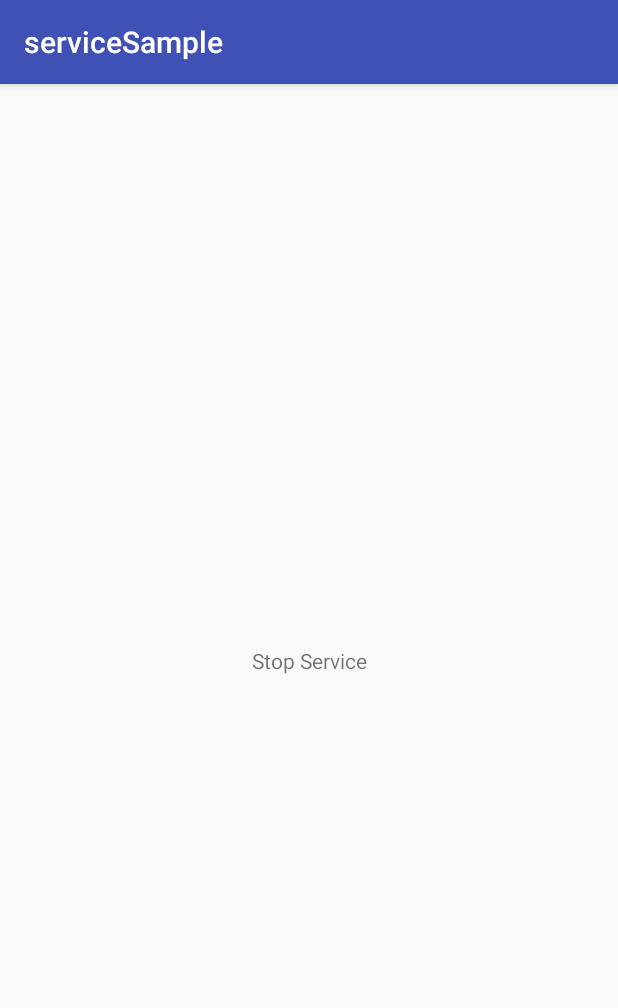
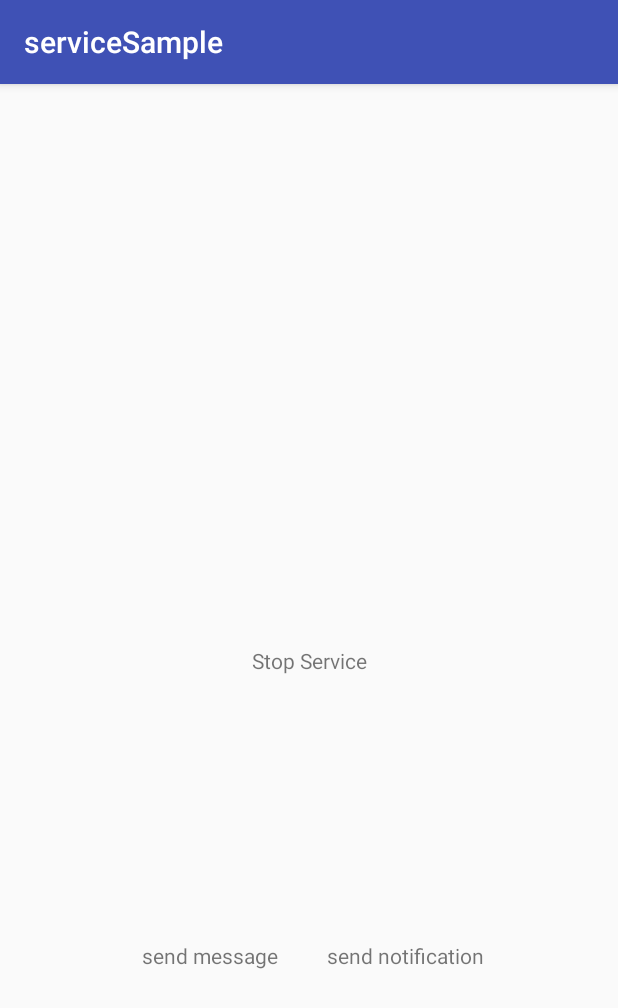
Before and after one commit to doberan/serviceSample, an Android app: the screen it shows after launch (MainActivity), after a tap on "Start Service", on a phone screen of 412 x 824 dp. Shown: the top 1008 px of the screen. Run offline under Robolectric (Android 15) with nearby library versions, the phone set to English and light mode, and no system bars.

Commit message:
serviceを介してみた

```diff
--- /dev/null
+++ b/app/src/main/java/com/doberan/study/servicesample/ApplicationController.java
@@ -0,0 +1,23 @@
+package com.doberan.study.servicesample;
+
+import android.app.Application;
+import android.widget.Toast;
+
+/*
+* This software is contributed or developed by KYOCERA Corporation.
+* (C) 2018 KYOCERA Corporation
+*/
+public class ApplicationController extends Application {
+    private static ApplicationController sInstance;
+
+    @Override
+    public void onCreate() {
+        super.onCreate();
+        Toast.makeText(getApplicationContext(),"Application Context onCreate",Toast.LENGTH_SHORT).show();
+        sInstance = this;
+    }
+
+    public static synchronized ApplicationController getInstance() {
+        return sInstance;
+    }
+}
--- a/app/src/main/java/com/doberan/study/servicesample/MainActivity.java
+++ b/app/src/main/java/com/doberan/study/servicesample/MainActivity.java
@@ -7,6 +7,11 @@ import android.content.ComponentName;
 import android.content.Context;
 import android.content.DialogInterface;
 import android.content.Intent;
+import android.content.ServiceConnection;
+import android.os.IBinder;
+import android.os.Message;
+import android.os.Messenger;
+import android.os.RemoteException;
 import android.support.v7.app.AppCompatActivity;
 import android.os.Bundle;
 import android.view.View;
@@ -19,50 +24,111 @@ import org.w3c.dom.Text;
 
 import java.util.List;
 
-public class MainActivity extends AppCompatActivity {
-
-    TextView text;
+public class MainActivity extends AppCompatActivity implements ServiceConnection {
+    private Messenger messenger;
+    private TextView text;
+    private TextView sendText;
+    private TextView sendNotice;
+    private SampleService sampleService;
     @Override
     protected void onCreate(Bundle savedInstanceState) {
         super.onCreate(savedInstanceState);
         setContentView(R.layout.activity_main);
         text = (TextView)findViewById(R.id.hello_text);
+        sendText = (TextView)findViewById(R.id.sendText);
+        sendText.setText("send message");
+        sendText.setVisibility(View.INVISIBLE);
+        sendText.setClickable(true);
+        sendText.setOnClickListener(onSendClickListener);
+        sendNotice = (TextView)findViewById(R.id.send_notification);
+        sendNotice.setText("send notification");
+        sendNotice.setVisibility(View.INVISIBLE);
+        sendNotice.setClickable(true);
+        sendNotice.setOnClickListener(onSendClickListener);
         text.setClickable(true);
-
-        if(isActiveService("SampleService")) {
-            text.setText("Stop Service");
-        }else{
-            text.setText("Start Service");
-        }
-        text.setOnClickListener(onClickListener);
+        text.setText("Start Service");
+        text.setOnClickListener(onBindClickListener);
+        sampleService = new SampleService();
     }
 
-    View.OnClickListener onClickListener = new View.OnClickListener() {
+    View.OnClickListener onBindClickListener = new View.OnClickListener() {
         @Override
-        public void onClick(View v) {
+        public void onClick(View view) {
+            Toast.makeText(getApplicationContext(), "ボタンが押下されました", Toast.LENGTH_SHORT).show();
             if(text.getText().equals("Start Service")) {
-                startService(new Intent(MainActivity.this, SampleService.class));
-                text.setText("Stop Service");
+                sendText.setVisibility(View.VISIBLE);
+                sendNotice.setVisibility(View.VISIBLE);
+                connect(view);
             }else{
-                stopService(new Intent(MainActivity.this, SampleService.class));
-                text.setText("Start Service");
+                disConnected(view);
             }
         }
     };
 
-    public boolean isActiveService(String serviceClassName)
-    {
-        ActivityManager activityManager = (ActivityManager) this.getApplicationContext().getSystemService(ACTIVITY_SERVICE);
-        List<ActivityManager.RunningServiceInfo> runningServicesInfo = activityManager.getRunningServices(Integer.MAX_VALUE);
-
-        for (ActivityManager.RunningServiceInfo runningServiceInfo : runningServicesInfo)
-        {
-            if (runningServiceInfo.service.getClassName().equals(serviceClassName))
-            {
-                return true;
+    View.OnClickListener onSendClickListener = new View.OnClickListener() {
+        @Override
+        public void onClick(View v) {
+            switch(v.getId()){
+                case R.id.sendText:
+                    sendText();
+                    break;
+                case R.id.send_notification:
+                    sendNotification();
+                    break;
             }
         }
+    };
 
-        return false;
+    @Override
+    public void onServiceConnected(ComponentName name, IBinder service) {
+        Toast.makeText(getApplicationContext(), "サービスに接続しました", Toast.LENGTH_SHORT).show();
+        messenger = new Messenger(service);
+    }
+
+    @Override
+    public void onServiceDisconnected(ComponentName name) {
+        Toast.makeText(getApplicationContext(), "サービスに切断しました", Toast.LENGTH_SHORT).show();
+        messenger = null;
+    }
+
+    public void connect(View view){
+        bindService(new Intent(getApplicationContext(), sampleService.getClass()),this,Context.BIND_AUTO_CREATE);
+        text.setText("Stop Service");
+    }
+
+    public void disConnected(View view){
+        unbindService(this);
+        text.setText("Start Service");
+        sendNotice.setVisibility(View.INVISIBLE);
+        sendText.setVisibility(View.INVISIBLE);
+    }
+
+    /**
+     * メッセージの送信
+     * @param
+     */
+    public void sendText() {
+        try {
+            // メッセージの送信
+            Toast.makeText(getApplicationContext(), "sendText()。", Toast.LENGTH_SHORT).show();
+            messenger.send(Message.obtain(null, SampleService.SEND_TEST, "message test"));
+        } catch (RemoteException e) {
+            e.printStackTrace();
+            Toast.makeText(getApplicationContext(), "メッセージの送信に失敗しました。", Toast.LENGTH_SHORT).show();
+        }
+    }
+        /**
+         * メッセージの送信
+         * @param
+         */
+    public void sendNotification() {
+        try {
+            Toast.makeText(getApplicationContext(), "sendNotification()。", Toast.LENGTH_SHORT).show();
+            // メッセージの送信
+            messenger.send(Message.obtain(null,SampleService.SEND_NOTIFICATION));
+        } catch (RemoteException e) {
+            e.printStackTrace();
+            Toast.makeText(getApplicationContext(), "メッセージの送信に失敗しました。", Toast.LENGTH_SHORT).show();
+        }
     }
 }
--- a/app/src/main/res/layout/activity_main.xml
+++ b/app/src/main/res/layout/activity_main.xml
@@ -16,4 +16,34 @@
         app:layout_constraintRight_toRightOf="parent"
         app:layout_constraintTop_toTopOf="parent" />
 
+    <TextView
+        android:id="@+id/sendText"
+        android:layout_width="wrap_content"
+        android:layout_height="wrap_content"
+        android:layout_marginBottom="8dp"
+        android:layout_marginEnd="8dp"
+        android:layout_marginStart="16dp"
+        android:layout_marginTop="8dp"
+        android:text="TextView"
+        app:layout_constraintBottom_toBottomOf="parent"
+        app:layout_constraintEnd_toEndOf="parent"
+        app:layout_constraintHorizontal_bias="0.264"
+        app:layout_constraintStart_toStartOf="parent"
+        app:layout_constraintTop_toBottomOf="@+id/hello_text" />
+
+    <TextView
+        android:id="@+id/send_notification"
+        android:layout_width="wrap_content"
+        android:layout_height="wrap_content"
+        android:layout_marginBottom="8dp"
+        android:layout_marginEnd="8dp"
+        android:layout_marginStart="8dp"
+        android:layout_marginTop="8dp"
+        android:text="TextView"
+        app:layout_constraintBottom_toBottomOf="parent"
+        app:layout_constraintEnd_toEndOf="parent"
+        app:layout_constraintHorizontal_bias="0.588"
+        app:layout_constraintStart_toStartOf="@+id/sendText"
+        app:layout_constraintTop_toBottomOf="@+id/hello_text" />
+
 </android.support.constraint.ConstraintLayout>
```
Also changed, not shown: app/src/main/AndroidManifest.xml (+8 -18 lines), app/src/main/java/com/doberan/study/servicesample/NotificationConstants.java (added, +26 -0 lines), app/src/main/java/com/doberan/study/servicesample/NotificationSettingUtil.java (added, +100 -0 lines), app/src/main/java/com/doberan/study/servicesample/NotificationUtil.java (added, +136 -0 lines), app/src/main/java/com/doberan/study/servicesample/ReceiveActivity.java (deleted, +0 -21 lines), app/src/main/java/com/doberan/study/servicesample/service/SampleService.java (+73 -67 lines).
